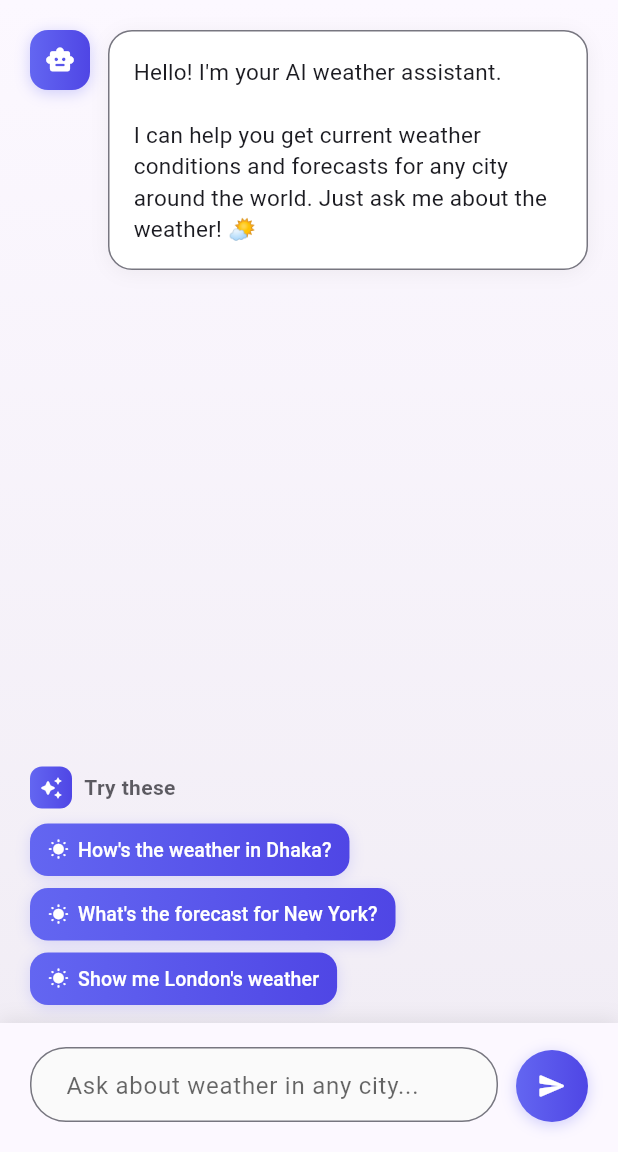
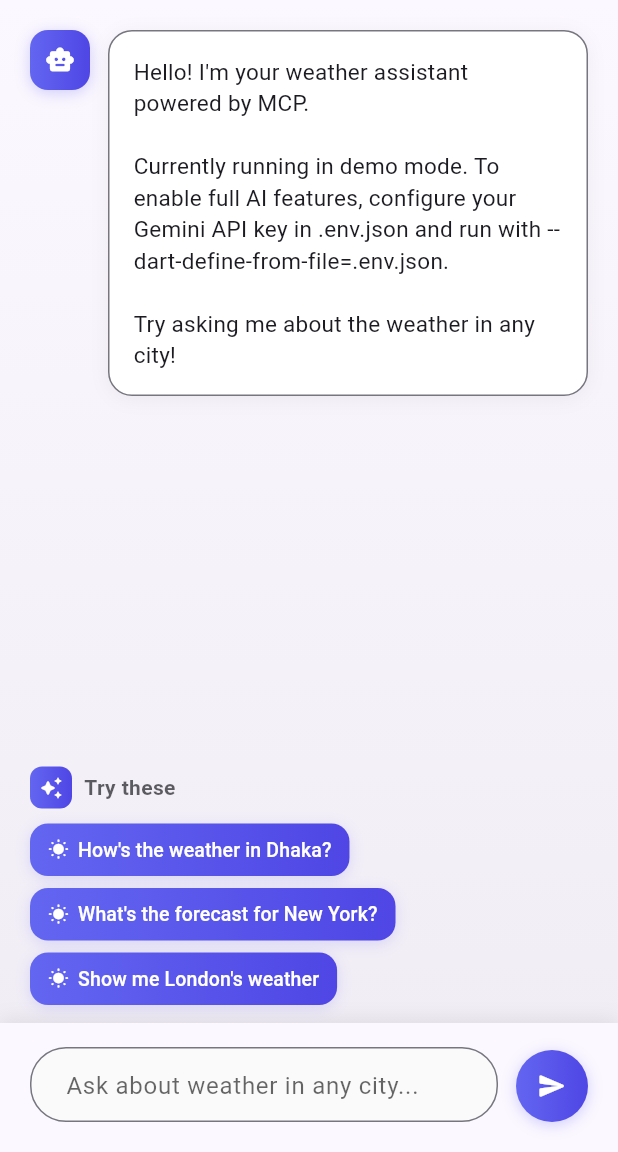
Before and after one commit to 7ANV1R/flutter-mcp-chatbot, a Flutter app: the screen it shows after launch, on a phone screen of 412 x 824 dp, the part 84-1236 px from its top. Run offline on Flutter 3.47's test engine with Material 3 defaults, Android fonts, the phone set to English and light mode, and no system bars; our stand-ins replace shared_preferences; missing offline and left inert: mcp_dart.

Commit message:
feat: Implement secure API key management using --dart-define-from-file with .env.json configuration

```diff
--- /dev/null
+++ b/lib/config/environment.dart
@@ -0,0 +1,46 @@
+/// Environment configuration class for secure API key management
+/// Uses --dart-define-from-file instead of .env files for better security
+class Env {
+  // OpenWeather API key for weather data
+  static const String openWeatherApiKey = String.fromEnvironment(
+    'OPENWEATHER_API_KEY',
+    defaultValue: '',
+  );
+
+  // Gemini API key for AI chat functionality
+  static const String geminiApiKey = String.fromEnvironment(
+    'GEMINI_API_KEY',
+    defaultValue: '',
+  );
+
+  /// Validates that all required API keys are provided
+  /// Throws an exception if any required key is missing
+  static void validateKeys() {
+    final missingKeys = <String>[];
+
+    if (openWeatherApiKey.isEmpty || openWeatherApiKey == 'your_openweather_api_key_here') {
+      missingKeys.add('OPENWEATHER_API_KEY');
+    }
+
+    if (geminiApiKey.isEmpty || geminiApiKey == 'your_gemini_api_key_here') {
+      missingKeys.add('GEMINI_API_KEY');
+    }
+
+    if (missingKeys.isNotEmpty) {
+      throw Exception(
+        'Missing required API keys: ${missingKeys.join(', ')}. '
+        'Please ensure you have configured .env.json with your API keys and '
+        'are running with --dart-define-from-file=.env.json',
+      );
+    }
+  }
+
+  /// Check if API keys are configured (non-empty and not placeholder values)
+  static bool get hasValidOpenWeatherKey =>
+      openWeatherApiKey.isNotEmpty && openWeatherApiKey != 'your_openweather_api_key_here';
+
+  static bool get hasValidGeminiKey =>
+      geminiApiKey.isNotEmpty && geminiApiKey != 'your_gemini_api_key_here';
+
+  static bool get hasAllKeys => hasValidOpenWeatherKey && hasValidGeminiKey;
+}
--- a/lib/main.dart
+++ b/lib/main.dart
@@ -1,15 +1,19 @@
 import 'package:flutter/material.dart';
-import 'package:flutter_dotenv/flutter_dotenv.dart';
+import 'package:flutter/foundation.dart';
 import 'app.dart';
+import 'config/environment.dart';
 
 void main() async {
   WidgetsFlutterBinding.ensureInitialized();
 
-  // Load environment variables
-  try {
-    await dotenv.load(fileName: ".env");
-  } catch (e) {
-    print('Warning: Could not load .env file: $e');
+  // Validate environment configuration in debug mode
+  if (kDebugMode) {
+    try {
+      Env.validateKeys();
+      print('✅ All API keys are properly configured');
+    } catch (e) {
+      print('⚠️ Warning: $e');
+    }
   }
 
   runApp(const MyApp());
--- a/lib/services/chat_service.dart
+++ b/lib/services/chat_service.dart
@@ -2,7 +2,7 @@
 
 import 'dart:math';
 import 'package:flutter/foundation.dart';
-import 'package:flutter_dotenv/flutter_dotenv.dart';
+import '../config/environment.dart';
 import '../models/chat_message.dart';
 import '../models/weather_data.dart';
 import 'llm_service.dart';
@@ -25,29 +25,22 @@ class ChatService {
   List<ChatMessage> get messages => List.unmodifiable(_messages);
 
   Future<void> initialize() async {
-    // Load environment variables
-    try {
-      await dotenv.load(fileName: ".env");
-    } catch (e) {
-      print('Warning: Could not load .env file: $e');
-    }
-
-    // Initialize LLM service with API key
-    final geminiApiKey = dotenv.env['GEMINI_API_KEY'];
+    // Initialize LLM service with API key from environment
+    final geminiApiKey = Env.geminiApiKey;
     _llmService = LlmService(apiKey: geminiApiKey);
 
     // Initialize MCP client
     await _mcpClient.initialize();
 
     // Add welcome message
-    final hasApiKey = geminiApiKey != null && geminiApiKey.isNotEmpty;
+    final hasApiKey = Env.hasValidGeminiKey;
     final welcomeMessage = hasApiKey
         ? """Hello! I'm your AI weather assistant.
 
 I can help you get current weather conditions and forecasts for any city around the world. Just ask me about the weather! 🌤️"""
         : """Hello! I'm your weather assistant powered by MCP.
 
-Currently running in demo mode. To enable full AI features, add your Gemini API key to the .env file.
+Currently running in demo mode. To enable full AI features, configure your Gemini API key in .env.json and run with --dart-define-from-file=.env.json.
 
 Try asking me about the weather in any city!""";
 
@@ -266,15 +259,14 @@ Try asking me about the weather in any city!""";
     _lastWeatherType = null;
 
     // Add welcome message again
-    final geminiApiKey = dotenv.env['GEMINI_API_KEY'];
-    final hasApiKey = geminiApiKey != null && geminiApiKey.isNotEmpty;
+    final hasApiKey = Env.hasValidGeminiKey;
     final welcomeMessage = hasApiKey
         ? """Hello! I'm your AI weather assistant.
 
 I can help you get current weather conditions and forecasts for any city around the world. Just ask me about the weather! 🌤️"""
         : """Hello! I'm your weather assistant powered by MCP.
 
-Currently running in demo mode. To enable full AI features, add your Gemini API key to the .env file.
+Currently running in demo mode. To enable full AI features, configure your Gemini API key in .env.json and run with --dart-define-from-file=.env.json.
 
 Try asking me about the weather in any city!""";
 
--- a/lib/services/weather_service.dart
+++ b/lib/services/weather_service.dart
@@ -1,6 +1,6 @@
 import 'dart:convert';
 import 'package:http/http.dart' as http;
-import 'package:flutter_dotenv/flutter_dotenv.dart';
+import '../config/environment.dart';
 
 /// In-process weather service that simulates MCP tools
 /// This version works on mobile platforms without requiring external processes
@@ -8,7 +8,7 @@ class WeatherService {
   static const String openWeatherApiBase =
       "https://api.openweathermap.org/data/2.5";
 
-  String? get apiKey => dotenv.env['OPENWEATHER_API_KEY'];
+  String get apiKey => Env.openWeatherApiKey;
 
   Future<void> initialize() async {
     // Weather service is ready to use immediately
@@ -25,8 +25,7 @@ class WeatherService {
       '🌤️ DEBUG: WeatherService.getCurrentWeather called for $city${country != null ? ', $country' : ''}',
     );
 
-    if (apiKey == null ||
-        apiKey!.isEmpty ||
+    if (apiKey.isEmpty ||
         apiKey == 'your_openweather_api_key_here') {
       print('📝 DEBUG: Using demo weather data (no API key)');
       return _getDemoWeather(city);
@@ -74,8 +73,7 @@ class WeatherService {
   }
 
   Future<String> getWeatherForecast(String city, {String? country}) async {
-    if (apiKey == null ||
-        apiKey!.isEmpty ||
+    if (apiKey.isEmpty ||
         apiKey == 'your_openweather_api_key_here') {
       return _getDemoForecast(city);
     }
--- a/pubspec.yaml
+++ b/pubspec.yaml
@@ -12,7 +12,6 @@ dependencies:
   mcp_dart: ^0.5.2
   http: ^1.1.0
   path_provider: ^2.1.1
-  flutter_dotenv: ^5.1.0
   shared_preferences: ^2.2.2
 
 dev_dependencies:
@@ -22,6 +21,3 @@ dev_dependencies:
 
 flutter:
   uses-material-design: true
-
-  assets:
-    - .env
```
Also changed, not shown: pubspec.lock, 7 other files.
